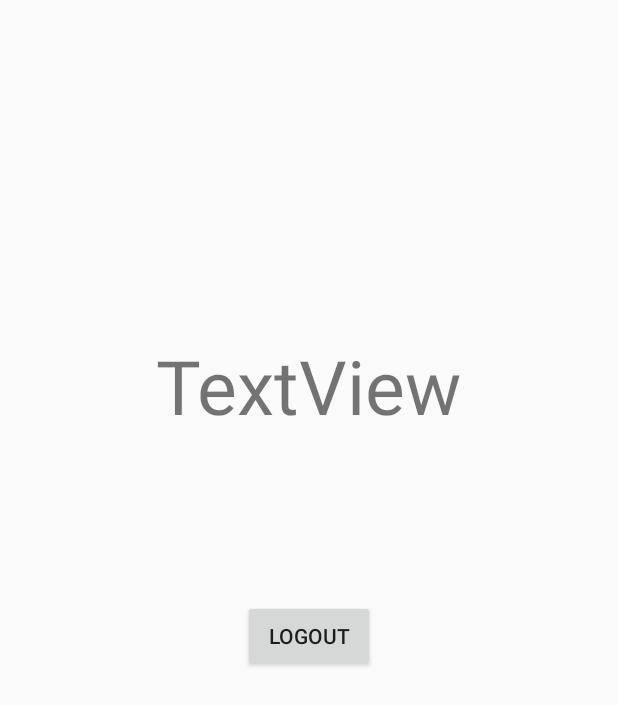
After one commit to Nader27/BabyApp, an Android app: the layout activity_main.xml on its own in the app's theme, with its tools: preview values and no code run, on a phone screen of 412 x 824 dp. The commit adds this screen. Shown: the top 705 px of the screen. Run offline under Robolectric (Android 15) with nearby library versions, the phone set to English and light mode, and no system bars.

Commit message:
mainActivity added

```diff
--- a/app/build.gradle
+++ b/app/build.gradle
@@ -36,10 +36,12 @@ dependencies {
     compile 'com.android.support:design:25.3.0'
     compile 'com.google.firebase:firebase-auth:10.0.1'
     compile 'com.google.firebase:firebase-database:10.0.1'
+    compile 'com.android.support.constraint:constraint-layout:1.0.2'
     testCompile 'junit:junit:4.12'
 }
 
 
 
 
+
 apply plugin: 'com.google.gms.google-services'
--- /dev/null
+++ b/app/src/main/res/layout/activity_main.xml
@@ -0,0 +1,27 @@
+<?xml version="1.0" encoding="utf-8"?>
+<RelativeLayout xmlns:android="http://schemas.android.com/apk/res/android"
+    xmlns:tools="http://schemas.android.com/tools"
+    android:layout_width="match_parent"
+    android:layout_height="match_parent"
+    android:orientation="vertical"
+    tools:context="fcih.babyapp.MainActivity">
+
+    <TextView
+        android:id="@+id/textView"
+        android:layout_width="wrap_content"
+        android:layout_height="wrap_content"
+        android:layout_alignParentTop="true"
+        android:layout_centerHorizontal="true"
+        android:layout_marginTop="223dp"
+        android:text="TextView"
+        android:textSize="50dp" />
+
+    <Button
+        android:id="@+id/logout"
+        android:layout_width="wrap_content"
+        android:layout_height="wrap_content"
+        android:layout_below="@+id/textView"
+        android:layout_centerHorizontal="true"
+        android:layout_marginTop="109dp"
+        android:text="LogOut" />
+</RelativeLayout>
```
Also changed, not shown: app/src/main/AndroidManifest.xml (+6 -2 lines), app/src/main/java/fcih/babyapp/LoginActivity.java (+21 -7 lines), app/src/main/java/fcih/babyapp/MainActivity.java (added, +56 -0 lines), app/src/main/res/layout/activity_login.xml (+7 -6 lines), app/src/main/res/drawable/background.jpg (added).
